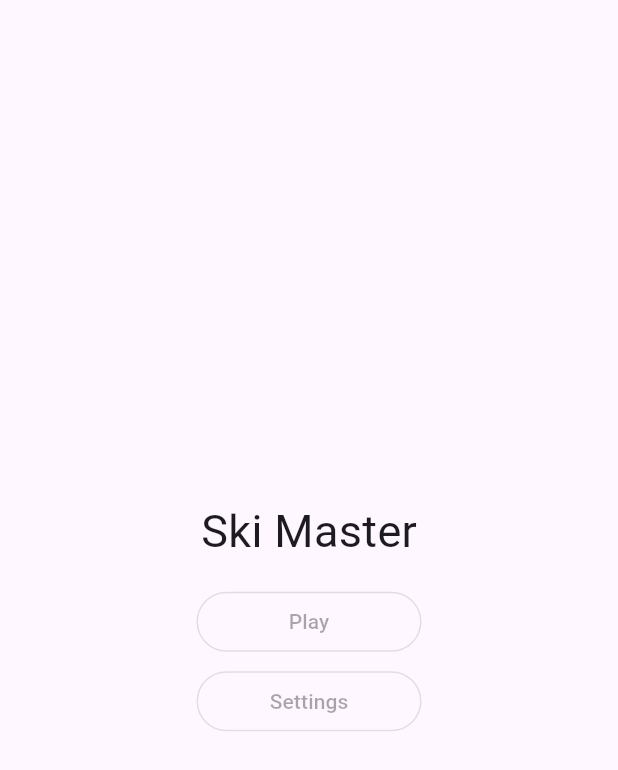
After one commit to Galihasmarandaru/ski-game, a Flutter app: the MainMenu screen opened directly, on a phone screen of 412 x 824 dp. The commit adds this screen. Shown: the top 770 px of the screen. Run offline on Flutter 3.47's test engine with Material 3 defaults, Android fonts, the light colour scheme and no system bars; missing offline and left inert: flame; statements that could not run were skipped.

Commit message:
feat: add main menu, level selection and gameplau

```diff
--- a/lib/game/game.dart
+++ b/lib/game/game.dart
@@ -1,12 +1,54 @@
 import 'dart:async';
 
 import 'package:flame/game.dart';
-import 'package:flame_tiled/flame_tiled.dart';
+import 'package:flutter/widgets.dart' hide Route, OverlayRoute;
+import 'package:ski_master/game/routes/level_selection.dart';
+// import 'package:flame_tiled/flame_tiled.dart';
+import 'package:ski_master/game/routes/main_menu.dart';
+import 'package:ski_master/game/routes/settings.dart';
 
 class SkiMasterGame extends FlameGame {
+  final musicValueNotifier = ValueNotifier(true);
+  final sfxValueNotifier = ValueNotifier(true);
+
+  late final _routes = <String, Route>{
+    MainMenu.id: OverlayRoute((context, game) {
+      return MainMenu(
+        onPlayPressed: () => _routeById(LevelSelection.id),
+      );
+    }),
+    LevelSelection.id: OverlayRoute((context, game) {
+      return LevelSelection(
+        onBackPressed: () => _popRoute,
+      );
+    }),
+    Settings.id: OverlayRoute((context, game) {
+      return Settings(
+        musicValueListenable: musicValueNotifier,
+        sfxValueListenable: sfxValueNotifier,
+        onMusicValueChanged: (value) => musicValueNotifier.value = value,
+        onSfxValueChanged: (value) => sfxValueNotifier.value = value,
+      );
+    }),
+  };
+
+  late final _router = RouterComponent(
+    initialRoute: MainMenu.id,
+    routes: _routes,
+  );
   @override
   Future<void> onLoad() async {
-    final map = await TiledComponent.load('sampleMap.tmx', Vector2.all(16));
-    await add(map);
+    await add(_router);
+    // final map = await TiledComponent.load('sampleMap.tmx', Vector2.all(16));
+    // await add(map);
+  }
+
+  // --- Routes Action ---
+  void _routeById(String id) {
+    _router.pushNamed(id);
+  }
+
+  void _popRoute() {
+    _router.pop();
   }
 }
--- /dev/null
+++ b/lib/game/routes/main_menu.dart
@@ -0,0 +1,47 @@
+import 'package:flutter/material.dart';
+
+class MainMenu extends StatelessWidget {
+  const MainMenu({
+    super.key,
+    this.onPlayPressed,
+    this.onSettingsPressed,
+  });
+
+  static const id = 'MainMenu';
+
+  final VoidCallback? onPlayPressed;
+  final VoidCallback? onSettingsPressed;
+
+  @override
+  Widget build(BuildContext context) {
+    return Scaffold(
+      body: Center(
+        child: Column(
+          mainAxisAlignment: MainAxisAlignment.center,
+          children: [
+            const Text(
+              'Ski Master',
+              style: TextStyle(fontSize: 30),
+            ),
+            const SizedBox(height: 15),
+            SizedBox(
+              width: 150,
+              child: OutlinedButton(
+                onPressed: onPlayPressed,
+                child: const Text('Play'),
+              ),
+            ),
+            const SizedBox(height: 5),
+            SizedBox(
+              width: 150,
+              child: OutlinedButton(
+                onPressed: onSettingsPressed,
+                child: const Text('Settings'),
+              ),
+            )
+          ],
+        ),
+      ),
+    );
+  }
+}
```
Also changed, not shown: lib/game/routes/level_selection.dart (added, +56 -0 lines), lib/game/routes/settings.dart (added, +74 -0 lines).
